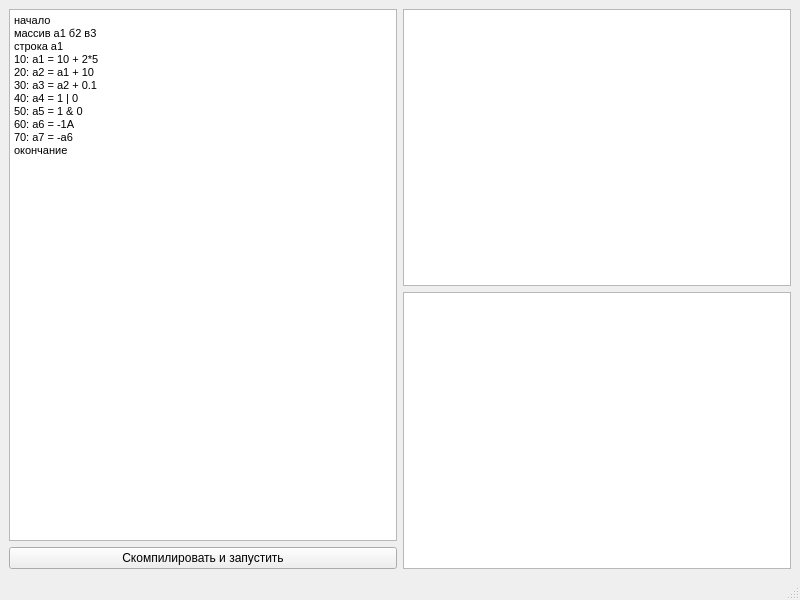
Old version of the form MainWindow.ui in the repository alekseyl1992/CalcCompiler.
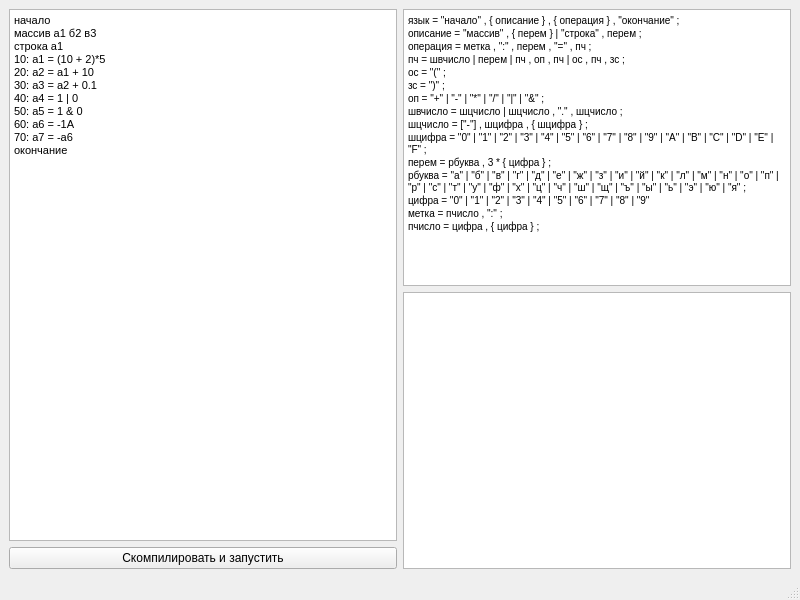
New version of the form.

The edit to the form file:
```diff
--- a/MainWindow.ui
+++ b/MainWindow.ui
@@ -29,7 +29,7 @@
 &lt;p style=&quot; margin-top:0px; margin-bottom:0px; margin-left:0px; margin-right:0px; -qt-block-indent:0; text-indent:0px;&quot;&gt;&lt;span style=&quot; font-size:8pt;&quot;&gt;начало&lt;/span&gt;&lt;/p&gt;
 &lt;p style=&quot; margin-top:0px; margin-bottom:0px; margin-left:0px; margin-right:0px; -qt-block-indent:0; text-indent:0px;&quot;&gt;&lt;span style=&quot; font-size:8pt;&quot;&gt;массив а1 б2 в3&lt;/span&gt;&lt;/p&gt;
 &lt;p style=&quot; margin-top:0px; margin-bottom:0px; margin-left:0px; margin-right:0px; -qt-block-indent:0; text-indent:0px;&quot;&gt;&lt;span style=&quot; font-size:8pt;&quot;&gt;строка а1&lt;/span&gt;&lt;/p&gt;
-&lt;p style=&quot; margin-top:0px; margin-bottom:0px; margin-left:0px; margin-right:0px; -qt-block-indent:0; text-indent:0px;&quot;&gt;&lt;span style=&quot; font-size:8pt;&quot;&gt;10: а1 = 10 + 2*5&lt;/span&gt;&lt;/p&gt;
+&lt;p style=&quot; margin-top:0px; margin-bottom:0px; margin-left:0px; margin-right:0px; -qt-block-indent:0; text-indent:0px;&quot;&gt;&lt;span style=&quot; font-size:8pt;&quot;&gt;10: а1 = (10 + 2)*5&lt;/span&gt;&lt;/p&gt;
 &lt;p style=&quot; margin-top:0px; margin-bottom:0px; margin-left:0px; margin-right:0px; -qt-block-indent:0; text-indent:0px;&quot;&gt;&lt;span style=&quot; font-size:8pt;&quot;&gt;20: а2 = а1 + 10&lt;/span&gt;&lt;/p&gt;
 &lt;p style=&quot; margin-top:0px; margin-bottom:0px; margin-left:0px; margin-right:0px; -qt-block-indent:0; text-indent:0px;&quot;&gt;&lt;span style=&quot; font-size:8pt;&quot;&gt;30: а3 = а2 + 0.1&lt;/span&gt;&lt;/p&gt;
 &lt;p style=&quot; margin-top:0px; margin-bottom:0px; margin-left:0px; margin-right:0px; -qt-block-indent:0; text-indent:0px;&quot;&gt;&lt;span style=&quot; font-size:8pt;&quot;&gt;40: а4 = 1 | 0&lt;/span&gt;&lt;/p&gt;
@@ -56,7 +56,29 @@
       <item>
        <layout class="QVBoxLayout" name="verticalLayout_2">
         <item>
-         <widget class="QTextEdit" name="bnfEdit"/>
+         <widget class="QTextEdit" name="bnfEdit">
+          <property name="html">
+           <string>&lt;!DOCTYPE HTML PUBLIC &quot;-//W3C//DTD HTML 4.0//EN&quot; &quot;http://www.w3.org/TR/REC-html40/strict.dtd&quot;&gt;
+&lt;html&gt;&lt;head&gt;&lt;meta name=&quot;qrichtext&quot; content=&quot;1&quot; /&gt;&lt;style type=&quot;text/css&quot;&gt;
+p, li { white-space: pre-wrap; }
+&lt;/style&gt;&lt;/head&gt;&lt;body style=&quot; font-family:'MS Shell Dlg 2'; font-size:7.8pt; font-weight:400; font-style:normal;&quot;&gt;
+&lt;p style=&quot; margin-top:0px; margin-bottom:0px; margin-left:0px; margin-right:0px; -qt-block-indent:0; text-indent:0px;&quot;&gt;язык = &amp;quot;начало&amp;quot; , { описание } , { операция } , &amp;quot;окончание&amp;quot; ;&lt;/p&gt;
+&lt;p style=&quot; margin-top:0px; margin-bottom:0px; margin-left:0px; margin-right:0px; -qt-block-indent:0; text-indent:0px;&quot;&gt;описание = &amp;quot;массив&amp;quot; , { перем } | &amp;quot;строка&amp;quot; , перем ;&lt;/p&gt;
+&lt;p style=&quot; margin-top:0px; margin-bottom:0px; margin-left:0px; margin-right:0px; -qt-block-indent:0; text-indent:0px;&quot;&gt;операция = метка , &amp;quot;:&amp;quot; , перем , &amp;quot;=&amp;quot; , пч ;&lt;/p&gt;
+&lt;p style=&quot; margin-top:0px; margin-bottom:0px; margin-left:0px; margin-right:0px; -qt-block-indent:0; text-indent:0px;&quot;&gt;пч = швчисло | перем | пч , оп , пч | ос , пч , зс ;&lt;/p&gt;
+&lt;p style=&quot; margin-top:0px; margin-bottom:0px; margin-left:0px; margin-right:0px; -qt-block-indent:0; text-indent:0px;&quot;&gt;ос = &amp;quot;(&amp;quot; ;&lt;/p&gt;
+&lt;p style=&quot; margin-top:0px; margin-bottom:0px; margin-left:0px; margin-right:0px; -qt-block-indent:0; text-indent:0px;&quot;&gt;зс = &amp;quot;)&amp;quot; ;&lt;/p&gt;
+&lt;p style=&quot; margin-top:0px; margin-bottom:0px; margin-left:0px; margin-right:0px; -qt-block-indent:0; text-indent:0px;&quot;&gt;оп = &amp;quot;+&amp;quot; | &amp;quot;-&amp;quot; | &amp;quot;*&amp;quot; | &amp;quot;/&amp;quot; | &amp;quot;|&amp;quot; | &amp;quot;&amp;amp;&amp;quot; ;&lt;/p&gt;
+&lt;p style=&quot; margin-top:0px; margin-bottom:0px; margin-left:0px; margin-right:0px; -qt-block-indent:0; text-indent:0px;&quot;&gt;швчисло = шцчисло | шцчисло , &amp;quot;.&amp;quot; , шцчисло ;&lt;/p&gt;
+&lt;p style=&quot; margin-top:0px; margin-bottom:0px; margin-left:0px; margin-right:0px; -qt-block-indent:0; text-indent:0px;&quot;&gt;шцчисло = [&amp;quot;-&amp;quot;] , шцифра , { шцифра } ;&lt;/p&gt;
+&lt;p style=&quot; margin-top:0px; margin-bottom:0px; margin-left:0px; margin-right:0px; -qt-block-indent:0; text-indent:0px;&quot;&gt;шцифра = &amp;quot;0&amp;quot; | &amp;quot;1&amp;quot; | &amp;quot;2&amp;quot; | &amp;quot;3&amp;quot; | &amp;quot;4&amp;quot; | &amp;quot;5&amp;quot; | &amp;quot;6&amp;quot; | &amp;quot;7&amp;quot; | &amp;quot;8&amp;quot; | &amp;quot;9&amp;quot; | &amp;quot;A&amp;quot; | &amp;quot;B&amp;quot; | &amp;quot;C&amp;quot; | &amp;quot;D&amp;quot; | &amp;quot;E&amp;quot; | &amp;quot;F&amp;quot; ;&lt;/p&gt;
+&lt;p style=&quot; margin-top:0px; margin-bottom:0px; margin-left:0px; margin-right:0px; -qt-block-indent:0; text-indent:0px;&quot;&gt;перем = рбуква , 3 * { цифра } ;&lt;/p&gt;
+&lt;p style=&quot; margin-top:0px; margin-bottom:0px; margin-left:0px; margin-right:0px; -qt-block-indent:0; text-indent:0px;&quot;&gt;рбуква = &amp;quot;а&amp;quot; | &amp;quot;б&amp;quot; | &amp;quot;в&amp;quot; | &amp;quot;г&amp;quot; | &amp;quot;д&amp;quot; | &amp;quot;е&amp;quot; | &amp;quot;ж&amp;quot; | &amp;quot;з&amp;quot; | &amp;quot;и&amp;quot; | &amp;quot;й&amp;quot; | &amp;quot;к&amp;quot; | &amp;quot;л&amp;quot; | &amp;quot;м&amp;quot; | &amp;quot;н&amp;quot; | &amp;quot;о&amp;quot; | &amp;quot;п&amp;quot; | &amp;quot;р&amp;quot; | &amp;quot;с&amp;quot; | &amp;quot;т&amp;quot; | &amp;quot;у&amp;quot; | &amp;quot;ф&amp;quot; | &amp;quot;х&amp;quot; | &amp;quot;ц&amp;quot; | &amp;quot;ч&amp;quot; | &amp;quot;ш&amp;quot; | &amp;quot;щ&amp;quot; | &amp;quot;ъ&amp;quot; | &amp;quot;ы&amp;quot; | &amp;quot;ь&amp;quot; | &amp;quot;э&amp;quot; | &amp;quot;ю&amp;quot; | &amp;quot;я&amp;quot; ;&lt;/p&gt;
+&lt;p style=&quot; margin-top:0px; margin-bottom:0px; margin-left:0px; margin-right:0px; -qt-block-indent:0; text-indent:0px;&quot;&gt;цифра = &amp;quot;0&amp;quot; | &amp;quot;1&amp;quot; | &amp;quot;2&amp;quot; | &amp;quot;3&amp;quot; | &amp;quot;4&amp;quot; | &amp;quot;5&amp;quot; | &amp;quot;6&amp;quot; | &amp;quot;7&amp;quot; | &amp;quot;8&amp;quot; | &amp;quot;9&amp;quot;&lt;/p&gt;
+&lt;p style=&quot; margin-top:0px; margin-bottom:0px; margin-left:0px; margin-right:0px; -qt-block-indent:0; text-indent:0px;&quot;&gt;метка = пчисло , &amp;quot;:&amp;quot; ;&lt;/p&gt;
+&lt;p style=&quot; margin-top:0px; margin-bottom:0px; margin-left:0px; margin-right:0px; -qt-block-indent:0; text-indent:0px;&quot;&gt;пчисло = цифра , { цифра } ;&lt;/p&gt;&lt;/body&gt;&lt;/html&gt;</string>
+          </property>
+         </widget>
         </item>
         <item>
          <widget class="QTableView" name="varsTableView">
```
